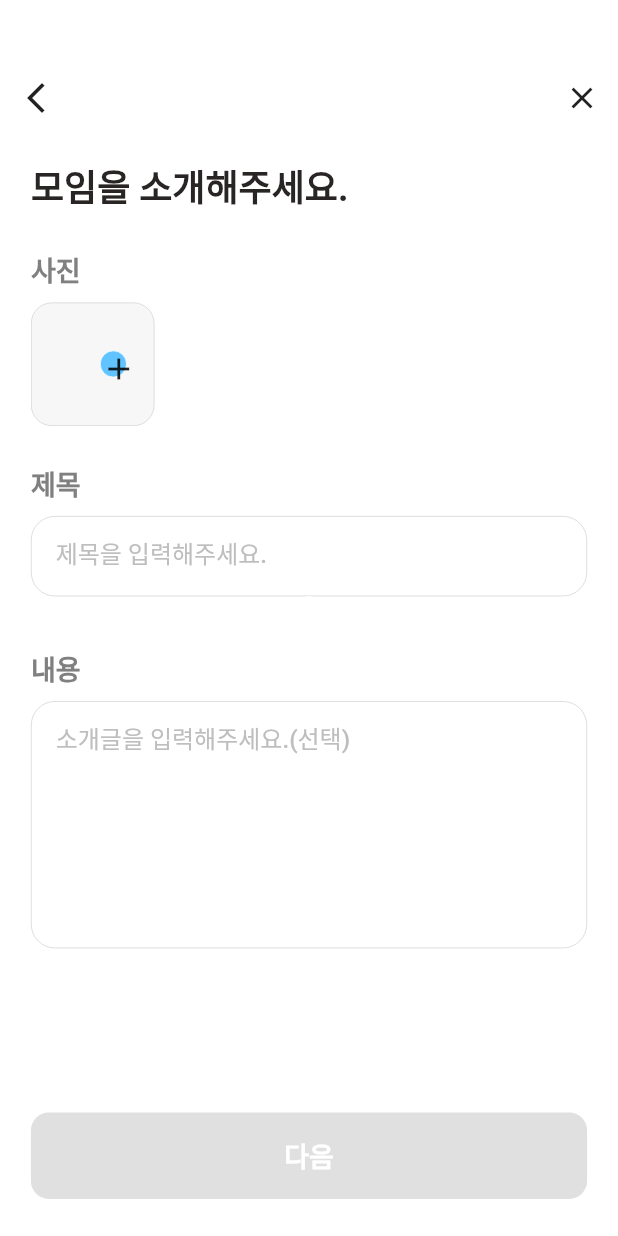
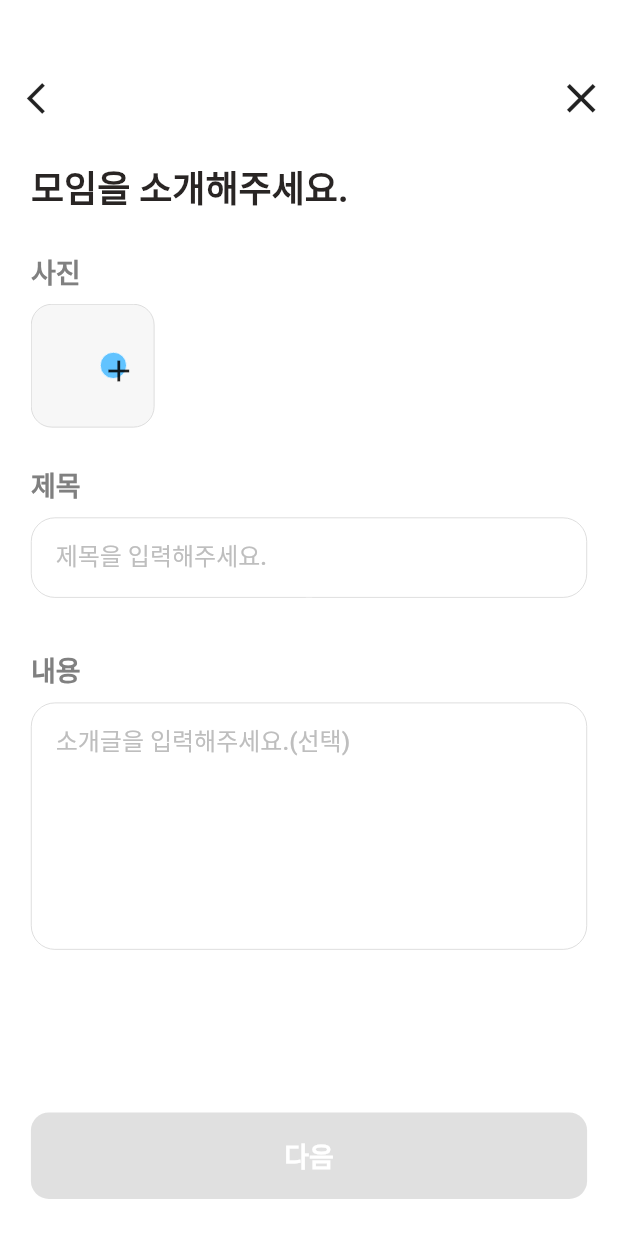
Before and after one commit to ggstargame45/Malf_Study, a Flutter app: the WritingPages1 screen opened by its route, on a phone screen of 412 x 824 dp. Run offline on Flutter 3.47's test engine with Material 2 defaults, Android fonts, the phone set to English and light mode, and no system bars; our stand-ins replace carousel_slider, fluttertoast, image_picker, logger, sliding_up_panel; network calls fail; Roboto replaces fonts that are missing (Pretendard).

Commit message:
디자인 수정

```diff
--- a/malf_study/lib/screens/writing_pages/writing_pages1.dart
+++ b/malf_study/lib/screens/writing_pages/writing_pages1.dart
@@ -29,7 +29,7 @@ class _WritingPages1 extends State<WritingPages1> {
             body: SafeArea(
               child: Column(
                 children: <Widget>[
-                  WhiteBox(boxWidth: 100, boxHeight: 5), // 맨 위 상단 공백
+                  WhiteBox(boxWidth: 0, boxHeight: 5), // 맨 위 상단 공백
 
                   Row(
                     // 글쓰기 화면 상단의 앱바
@@ -38,25 +38,30 @@ class _WritingPages1 extends State<WritingPages1> {
                     children: [
                       IconButton(
                         icon: const Icon(Icons.arrow_back_ios_new_outlined),
+                        iconSize: getWidthByPercentOfScreen(6, context),
                         onPressed: () {
                           closeWritingPages(context);
                         },
                       ),
                       IconButton(
                         icon: const Icon(Icons.close),
+                        iconSize: getWidthByPercentOfScreen(8, context),
                         onPressed: () {
                           closeWritingPages(context);
                         },
                       )
                     ],
                   ),
-                  WhiteBox(boxHeight: 2, boxWidth: 2), // 앱바 <-> 모임을소개해주세요 공백
+                  WhiteBox(
+                    boxWidth: 0,
+                    boxHeight: 2,
+                  ), // 앱바 <-> 모임을소개해주세요 공백
                   Row(
                     // 모임을 소개해주세요
                     mainAxisAlignment: MainAxisAlignment.start,
                     crossAxisAlignment: CrossAxisAlignment.center,
                     children: <Widget>[
-                      WhiteBox(boxWidth: 5, boxHeight: 1),
+                      WhiteBox(boxWidth: 5, boxHeight: 0),
                       const Text(
                         '모임을 소개해주세요.',
                         style: TextStyle(
@@ -68,12 +73,12 @@ class _WritingPages1 extends State<WritingPages1> {
                       ),
                     ],
                   ),
-                  WhiteBox(boxWidth: 3, boxHeight: 3), // 모임을 소개해주세요 <-> 사진 공백
+                  WhiteBox(boxWidth: 0, boxHeight: 3), // 모임을 소개해주세요 <-> 사진 공백
                   Row(
                       // 사진
                       mainAxisAlignment: MainAxisAlignment.start,
                       children: <Widget>[
-                        WhiteBox(boxWidth: 5, boxHeight: 1),
+                        WhiteBox(boxWidth: 5, boxHeight: 0),
                         const Text(
                           '사진',
                           style: TextStyle(
@@ -84,15 +89,12 @@ class _WritingPages1 extends State<WritingPages1> {
                           ),
                         )
                       ]),
-                  WhiteBox(boxHeight: 1, boxWidth: 1), // 사진 <-> 사진첨부 공백
+                  WhiteBox(boxWidth: 0, boxHeight: 1), // 사진 <-> 사진첨부 공백
                   Row(
                     // 사진 첨부
                     mainAxisAlignment: MainAxisAlignment.start,
                     children: <Widget>[
-                      WhiteBox(
-                        boxWidth: 5,
-                        boxHeight: 5,
-                      ),
+                      WhiteBox(boxWidth: 5, boxHeight: 0),
                       SizedBox(
                         width: getHeightByPercentOfScreen(10, context),
                         height: getHeightByPercentOfScreen(10, context),
@@ -186,12 +188,12 @@ class _WritingPages1 extends State<WritingPages1> {
                       )
                     ],
                   ),
-                  WhiteBox(boxWidth: 3, boxHeight: 3), // 사진첨부 <-> 제목 공백
+                  WhiteBox(boxWidth: 0, boxHeight: 3), // 사진첨부 <-> 제목 공백
                   Row(
                       // 제목
                       mainAxisAlignment: MainAxisAlignment.start,
                       children: <Widget>[
-                        WhiteBox(boxWidth: 5, boxHeight: 1),
+                        WhiteBox(boxWidth: 5, boxHeight: 0),
                         const Text(
                           '제목',
                           style: TextStyle(
@@ -202,7 +204,7 @@ class _WritingPages1 extends State<WritingPages1> {
                           ),
                         )
                       ]),
-                  WhiteBox(boxWidth: 1, boxHeight: 1), // 제목 <-> 제목을 입력해주세요 공백
+                  WhiteBox(boxWidth: 0, boxHeight: 1), // 제목 <-> 제목을 입력해주세요 공백
                   Row(
                     // 제목을 입력해주세요.
                     mainAxisAlignment: MainAxisAlignment.center,
@@ -210,7 +212,7 @@ class _WritingPages1 extends State<WritingPages1> {
                       Container(
                         width: getWidthByPercentOfScreen(90, context),
                         height: getHeightByPercentOfScreen(6.5, context),
-                        padding: const EdgeInsets.only(left: 16),
+                        padding: const EdgeInsets.only(left: 16, right: 16),
                         decoration: ShapeDecoration(
                           color: Colors.white,
                           shape: RoundedRectangleBorder(
@@ -250,7 +252,7 @@ class _WritingPages1 extends State<WritingPages1> {
                   Row(
                     mainAxisAlignment: MainAxisAlignment.start,
                     children: [
-                      WhiteBox(boxWidth: 5, boxHeight: 1.5),
+                      WhiteBox(boxWidth: 5, boxHeight: 0),
                       Text(
                         '40자 이하로 입력해주세요.',
                         style: TextStyle(
@@ -263,7 +265,7 @@ class _WritingPages1 extends State<WritingPages1> {
                       ),
                     ],
                   ),
-                  WhiteBox(boxWidth: 1, boxHeight: 1.5), // 40자이하 <-> 내용 공백
+                  WhiteBox(boxWidth: 0, boxHeight: 1.5), // 40자이하 <-> 내용 공백
                   Row(
                       // 내용
                       mainAxisAlignment: MainAxisAlignment.start,
@@ -279,16 +281,16 @@ class _WritingPages1 extends State<WritingPages1> {
                           ),
                         )
                       ]),
-                  WhiteBox(boxWidth: 1, boxHeight: 1), // 내용 <-> 소개글을 입력해주세요 공백
+                  WhiteBox(boxWidth: 0, boxHeight: 1), // 내용 <-> 소개글을 입력해주세요 공백
                   Row(
                     // 소개글을 입력해주세요.(선택)
                     mainAxisAlignment: MainAxisAlignment.start,
                     children: <Widget>[
-                      WhiteBox(boxWidth: 5, boxHeight: 1),
+                      WhiteBox(boxWidth: 5, boxHeight: 0),
                       Container(
                         width: getWidthByPercentOfScreen(90, context),
                         height: getHeightByPercentOfScreen(20, context),
-                        padding: const EdgeInsets.only(left: 16),
+                        padding: const EdgeInsets.only(left: 16, right: 16),
                         decoration: ShapeDecoration(
                           color: Colors.white,
                           shape: RoundedRectangleBorder(
@@ -304,6 +306,7 @@ class _WritingPages1 extends State<WritingPages1> {
                           children: [
                             Flexible(
                               child: TextField(
+                                maxLines: null,
                                 decoration: InputDecoration(
                                     hintText: '소개글을 입력해주세요.(선택)',
                                     hintStyle: TextStyle(
@@ -331,7 +334,7 @@ class _WritingPages1 extends State<WritingPages1> {
                           }
                         : null,
                   ),
-                  WhiteBox(boxWidth: 1, boxHeight: 3)
+                  WhiteBox(boxWidth: 0, boxHeight: 3)
                 ],
               ),
             )));
```
